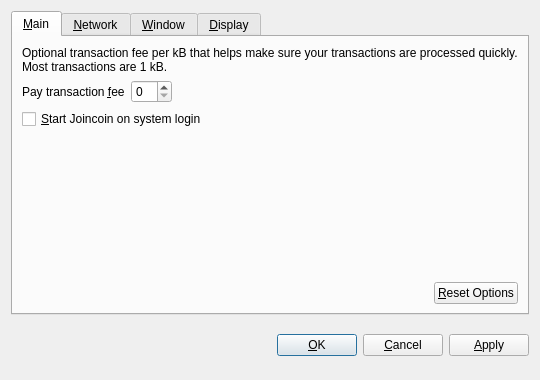
This is src/qt/forms/optionsdialog.ui in micheldaniel/test as Qt 5 draws it before an edit. The edited form follows.
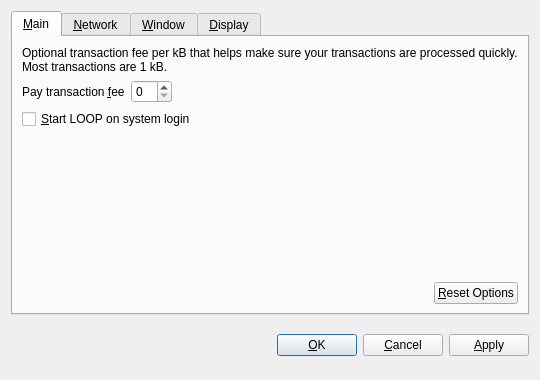
This is the edited form. Custom widgets are drawn as their Qt base class.

```diff
--- a/src/qt/forms/optionsdialog.ui
+++ b/src/qt/forms/optionsdialog.ui
@@ -82,7 +82,7 @@
           <string>Automatically start Joincoin after logging in to the system.</string>
          </property>
          <property name="text">
-          <string>&amp;Start Joincoin on system login</string>
+          <string>&amp;Start LOOP on system login</string>
          </property>
         </widget>
        </item>
```
Left out of the diff: 10 changed lines with no effect on the pictures.
